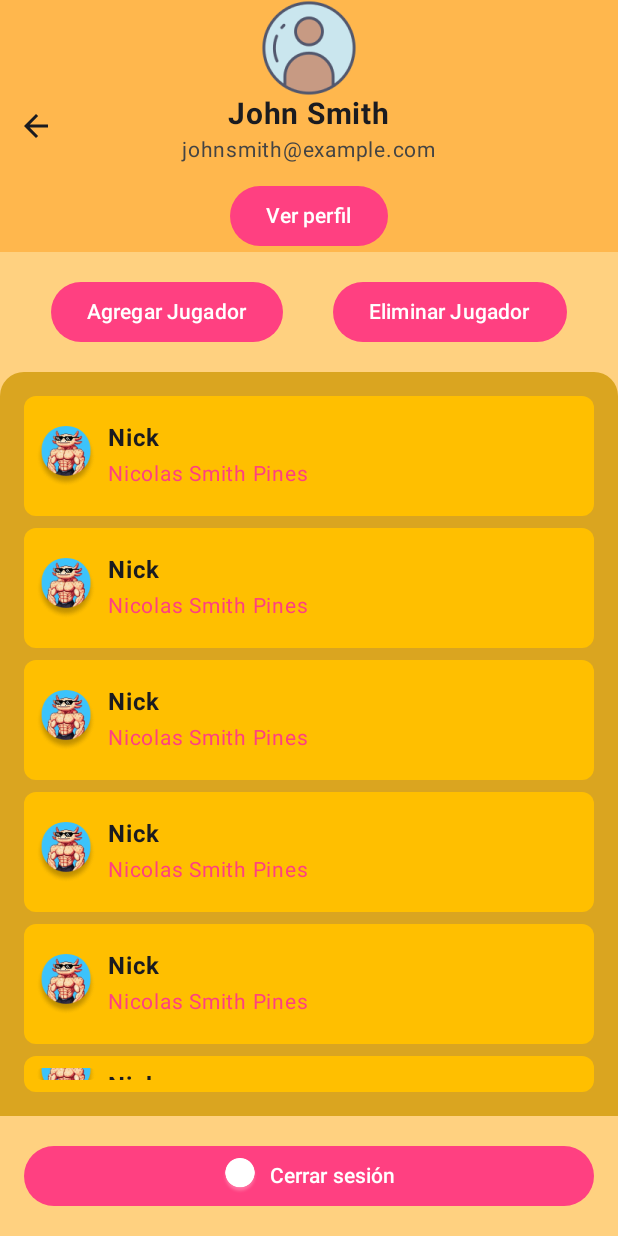
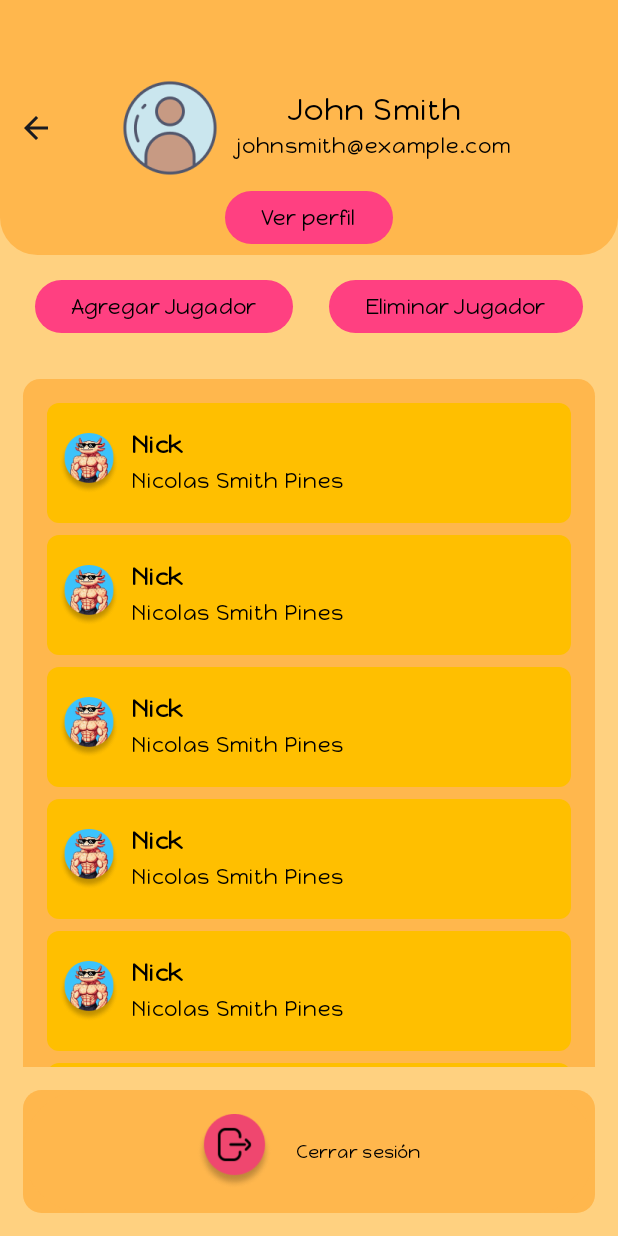
Before and after one commit to StivenChamorro/wooperland_enserio_movil, an Android app built with Jetpack Compose: the @Preview function ViewPlayerPreview, on a phone screen of 412 x 824 dp. Run offline under Robolectric (Android 15) with nearby library versions, the phone set to English and light mode, and no system bars.

Commit message:
envio de vista visualizar jugadores

```diff
--- a/app/src/main/java/com/example/wooperland_enserio/screens/ViewPlayersScreen.kt
+++ b/app/src/main/java/com/example/wooperland_enserio/screens/ViewPlayersScreen.kt
@@ -3,8 +3,10 @@ package com.example.wooperland_enserio.screens
 import androidx.compose.foundation.Image
 import androidx.compose.foundation.background
 import androidx.compose.foundation.layout.*
+import androidx.compose.foundation.rememberScrollState
 import androidx.compose.foundation.shape.CircleShape
 import androidx.compose.foundation.shape.RoundedCornerShape
+import androidx.compose.foundation.verticalScroll
 import androidx.compose.material.icons.Icons
 import androidx.compose.material.icons.filled.ArrowBack
 import androidx.compose.material3.*
@@ -15,16 +17,19 @@ import androidx.compose.ui.draw.clip
 import androidx.compose.ui.graphics.Color
 import androidx.compose.ui.layout.ContentScale
 import androidx.compose.ui.res.painterResource
+import androidx.compose.ui.text.font.Font
+import androidx.compose.ui.text.font.FontFamily
 import androidx.compose.ui.text.font.FontWeight
 import androidx.compose.ui.tooling.preview.Preview
 import androidx.compose.ui.unit.dp
 import androidx.compose.ui.unit.sp
 import com.example.wooperland_enserio.R
 import com.example.wooperland_enserio.ui.theme.Wooperland_enserioTheme
-import okhttp3.internal.cookieToString
+
 
 @Composable
 fun ViewPlayerScreen() {
+    val scrollState = rememberScrollState()
     Column(
         modifier = Modifier
             .fillMaxSize()
@@ -34,7 +39,12 @@ fun ViewPlayerScreen() {
         Box(
             modifier = Modifier
                 .fillMaxWidth()
-                .background(Color(0xFFFFB74D)),
+                .background(
+                    color = Color(0xFFFFB74D),
+                    shape = RoundedCornerShape(bottomEnd = 25.dp, bottomStart = 25.dp)
+                )
+                .height(170.dp)
+                .align(Alignment.CenterHorizontally)
 
         ) {
             IconButton(
@@ -43,11 +53,12 @@ fun ViewPlayerScreen() {
             ) {
                 Icon(Icons.Default.ArrowBack, contentDescription = "Back")
             }
-
-            Column(
-                horizontalAlignment = Alignment.CenterHorizontally,
-                modifier = Modifier.align(Alignment.Center)
-            ) {
+            Box(modifier = Modifier
+                .width(270.dp)
+                .align(Alignment.Center))
+            {
+                Column(modifier = Modifier.padding(10.dp)
+                    .align(Alignment.CenterStart)) {
                     Image(
                         painter = painterResource(id = R.drawable.person),
                         contentDescription = "Profile Picture",
@@ -56,25 +67,42 @@ fun ViewPlayerScreen() {
                             .clip(CircleShape),
                         contentScale = ContentScale.Crop
                     )
+                }
+                Column(
+                    horizontalAlignment = Alignment.CenterHorizontally,
+                    modifier = Modifier.align(Alignment.CenterEnd)
+                ) {
                     Text(
                         text = "John Smith",
                         fontSize = 20.sp,
-                    fontWeight = FontWeight.Bold
+                        fontFamily = FontFamily(Font(R.font.happy_monkey)),
+                        color = Color.Black
                     )
                     Text(
                         text = "johnsmith@example.com",
                         fontSize = 14.sp,
-                    color = Color.DarkGray
+                        fontFamily = FontFamily(Font(R.font.happy_monkey)),
+                        color = Color.Black
                     )
+                }
+            }
                 Button(
                     onClick = { /* Handle profile view */ },
                     colors = ButtonDefaults.buttonColors(containerColor = Color(0xFFFF4081)),
                     shape = RoundedCornerShape(20.dp),
-                    modifier = Modifier.padding(top = 8.dp)
+                    modifier = Modifier.padding(top = 8.dp, bottom = 8.dp)
+                        .height(35.dp)
+                        .align(Alignment.BottomCenter)
+
+
                 ) {
-                    Text("Ver perfil")
+                    Text(
+                        "Ver perfil",
+                        fontFamily = FontFamily(Font(R.font.happy_monkey)),
+                        color = Color.Black
+                    )
                 }
-            }
+
         }
 
         // Player Management Buttons
@@ -83,30 +111,45 @@ fun ViewPlayerScreen() {
             modifier = Modifier
                 .fillMaxWidth()
                 .padding(vertical = 16.dp)
+                .height(35.dp)
         ) {
             Button(
                 onClick = { /* Handle add player */ },
                 colors = ButtonDefaults.buttonColors(containerColor = Color(0xFFFF4081)),
-                shape = RoundedCornerShape(20.dp)
+                shape = RoundedCornerShape(20.dp),
+
                 ) {
-                Text("Agregar Jugador")
+                Text(
+                    "Agregar Jugador",
+                    fontFamily = FontFamily(Font(R.font.happy_monkey)),
+                    color = Color.Black
+                )
+
             }
             Button(
                 onClick = { /* Handle remove player */ },
                 colors = ButtonDefaults.buttonColors(containerColor = Color(0xFFFF4081)),
                 shape = RoundedCornerShape(20.dp)
             ) {
-                Text("Eliminar Jugador")
+                Text(
+                    "Eliminar Jugador",
+                    fontFamily = FontFamily(Font(R.font.happy_monkey)),
+                    color = Color.Black
+                )
             }
         }
 
         // Player List
+         Column(modifier = Modifier
+             .weight(1f)
+             .padding(15.dp)) {
             Column(
                 modifier = Modifier
                     .weight(1f)
+                    .verticalScroll(scrollState)
                     .background(
-                    color = Color(0xFFDAA520),
-                    shape = RoundedCornerShape(topStart = 16.dp, topEnd = 16.dp)
+                        color = Color(0xFFFFB74D),
+                        shape = RoundedCornerShape(percent = 3)
                     )
                     .padding(16.dp)
             ) {
@@ -115,23 +158,32 @@ fun ViewPlayerScreen() {
                     Spacer(modifier = Modifier.height(8.dp))
                 }
             }
-
+            Spacer(modifier = Modifier.height(15.dp))
             // Logout Button
             Button(
-            onClick = { /* Handle logout */ },
-            colors = ButtonDefaults.buttonColors(containerColor = Color(0xFFFF4081)),
+                onClick = { /* Cerrar sesión */ },
                 modifier = Modifier
                     .fillMaxWidth()
-                .padding(16.dp),
-            shape = RoundedCornerShape(20.dp)
+                    .clip(RoundedCornerShape(percent = 15))
+                    .background(Color(0xFFFFB74D)),
+                colors = ButtonDefaults.buttonColors(containerColor = Color(0xFFFFB74D)),
+                contentPadding = PaddingValues(16.dp)
             ) {
-            Icon(
+                Image(
                     painter = painterResource(id = R.drawable.close),
-                contentDescription = "Logout",
-                modifier = Modifier.size(24.dp)
+                    contentDescription = "Perfil",
+                    modifier = Modifier
+                        .size(50.dp)
                 )
                 Spacer(modifier = Modifier.width(8.dp))
-            Text("Cerrar sesión")
+                Text(
+                    "Cerrar sesión",
+                    fontFamily = FontFamily(Font(R.font.happy_monkey)),
+                    fontSize = 12.sp,
+                    color = Color.Black,
+                    modifier = Modifier.padding(start = 8.dp)
+                )
+            }
         }
     }
 }
@@ -161,16 +213,19 @@ fun PlayerCard() {
             )
             Spacer(modifier = Modifier.width(8.dp))
             Column {
+
                 Text(
                     text = "Nick",
                     fontSize = 16.sp,
-                    fontWeight = FontWeight.Bold
-                )
+                    fontWeight = FontWeight.Bold,
+                    fontFamily = FontFamily(Font(R.font.happy_monkey)),
+                    color = Color.Black)
+
                 Text(
                     text = "Nicolas Smith Pines",
                     fontSize = 14.sp,
-                    color = Color(0xFFFF4081)
-                )
+                    fontFamily = FontFamily(Font(R.font.happy_monkey)),
+                    color = Color.Black)
             }
         }
     }
```
Lines whose indentation alone changed are shown as unchanged.
